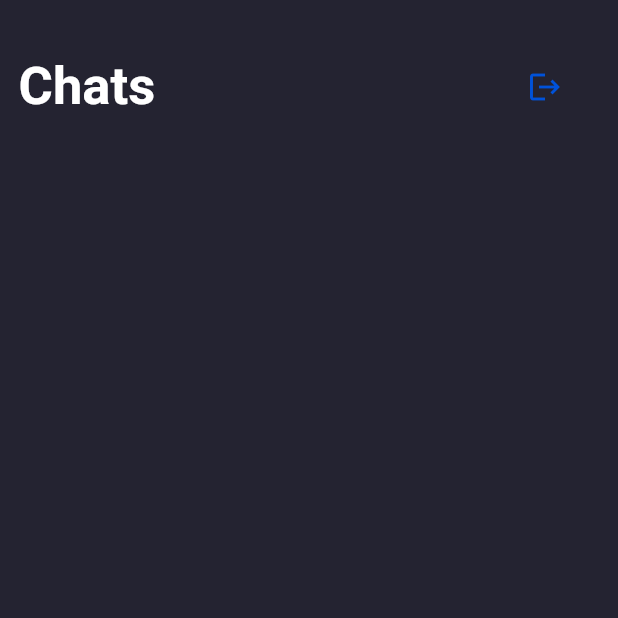
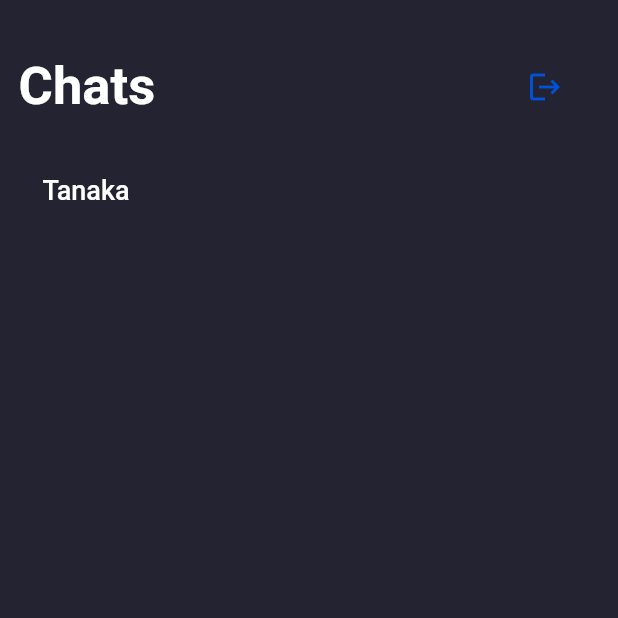
Before and after one commit to hideokawahara/chat_app_custom, a Flutter app: the HomePage screen opened by its route, on a phone screen of 412 x 824 dp, the top half of it. Run offline on Flutter 3.47's test engine with Material 2 defaults, Android fonts, the phone set to English and light mode, and no system bars; our stand-ins replace cloud_firestore, file_picker, firebase_analytics, firebase_auth, firebase_core, firebase_storage and 2 more; accounts and stored records are empty.

Commit message:
feat: custom list view tiles作成

```diff
--- a/lib/pages/chats_page.dart
+++ b/lib/pages/chats_page.dart
@@ -8,6 +8,7 @@ import 'package:chatify_app/providers/authentication_provider.dart';
 
 //Widgets
 import 'package:chatify_app/widgets/top_bar.dart';
+import 'package:chatify_app/widgets/custom_list_view_tiles.dart';
 
 class ChatsPage extends StatefulWidget {
   @override
@@ -59,6 +60,15 @@ class _ChatsPageState extends State<ChatsPage> {
               },
             ),
           ),
+          CustomListViewTileWithActivity(
+            height: _deviceHeight * 0.10,
+            title: "Tanaka",
+            subTitle: "whats up!",
+            imagePath: "https://i.pravatar.cc/300",
+            isActive: false,
+            isActivity: false,
+            onTap: () {},
+          ),
         ],
       ),
     );
--- /dev/null
+++ b/lib/widgets/custom_list_view_tiles.dart
@@ -0,0 +1,46 @@
+//Packages
+import 'package:flutter/material.dart';
+import 'package:flutter_spinkit/flutter_spinkit.dart';
+
+//Widgets
+import 'package:chatify_app/widgets/rounded_image.dart';
+
+//Models
+import 'package:chatify_app/models/chat_message.dart';
+import 'package:chatify_app/models/chat_user.dart';
+
+class CustomListViewTileWithActivity extends StatelessWidget {
+  final double height;
+  final String title;
+  final String subTitle;
+  final String imagePath;
+  final bool isActive;
+  final bool isActivity;
+  final Function onTap;
+
+  CustomListViewTileWithActivity({
+    required this.height,
+    required this.title,
+    required this.subTitle,
+    required this.imagePath,
+    required this.isActive,
+    required this.isActivity,
+    required this.onTap,
+  });
+
+  @override
+  Widget build(BuildContext context) {
+    return ListTile(
+      onTap: () => onTap(),
+      minVerticalPadding: height * 0.20,
+      title: Text(
+        title,
+        style: TextStyle(
+          color: Colors.white,
+          fontSize: 18,
+          fontWeight: FontWeight.w500,
+        ),
+      ),
+    );
+  }
+}
```
